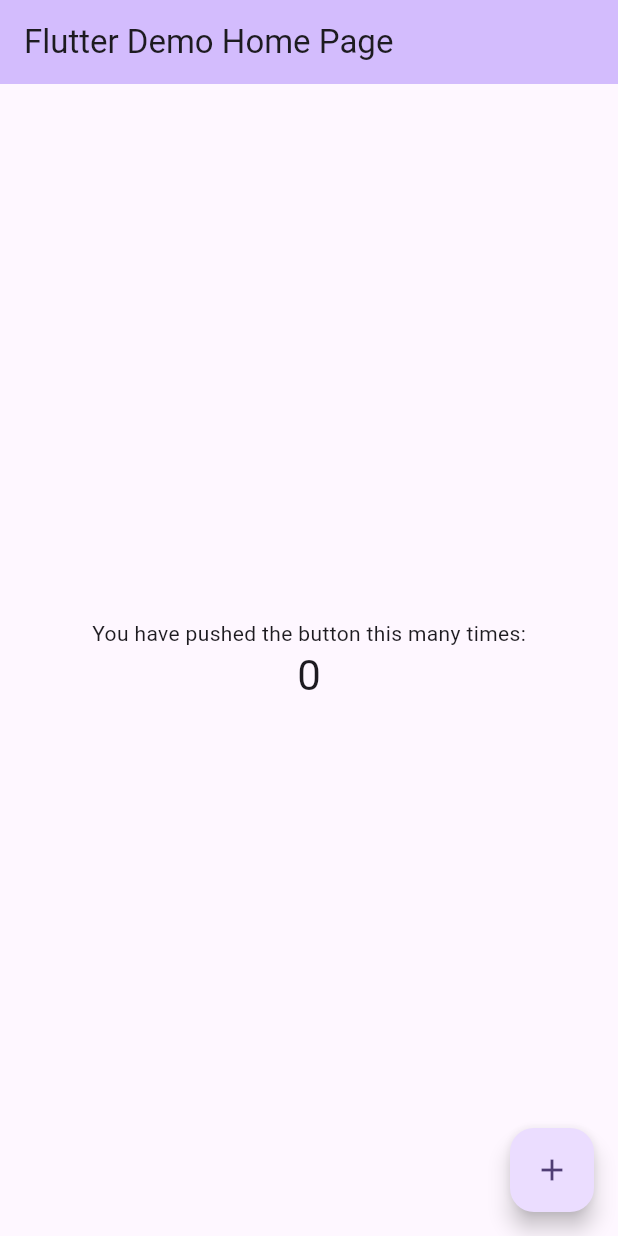
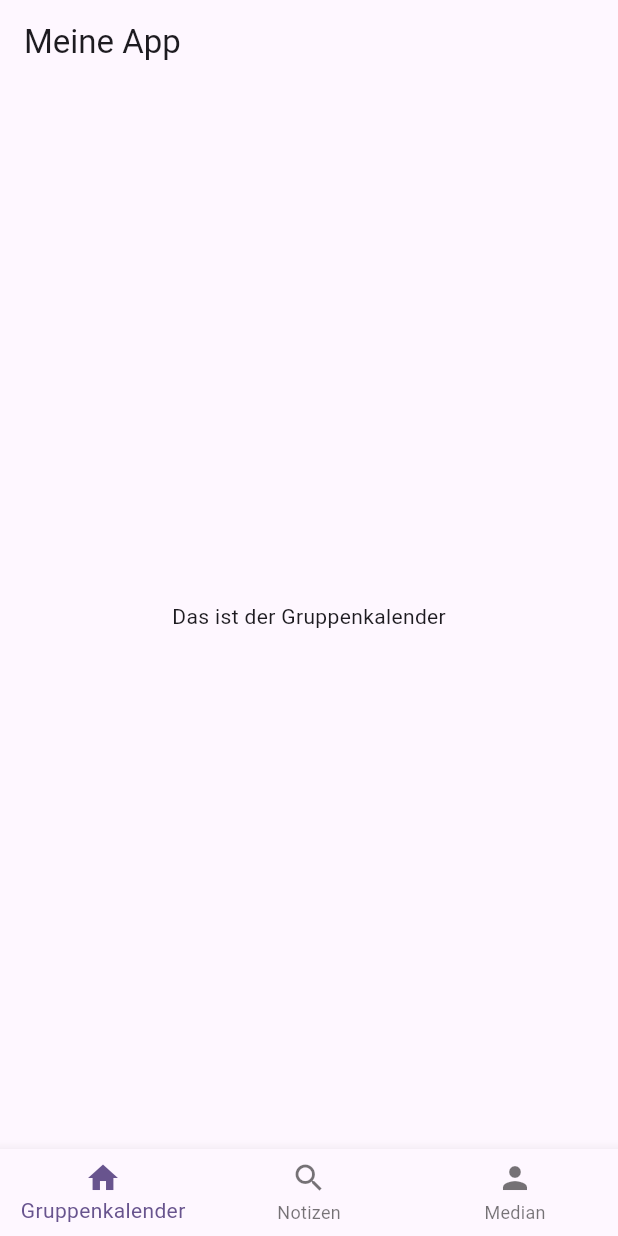
Before and after one commit to bafto/Konstudy, a Flutter app: the screen it shows after launch, on a phone screen of 412 x 824 dp. Run offline on Flutter 3.47's test engine with Material 3 defaults, Android fonts, the phone set to English and light mode, and no system bars.

Commit message:
group Page erstellt

```diff
--- a/lib/main.dart
+++ b/lib/main.dart
@@ -1,4 +1,5 @@
 import 'package:flutter/material.dart';
+import 'package:konstudy/pages/group_page.dart';
 
 void main() {
   runApp(const Konstudy());
@@ -30,7 +31,7 @@
         // tested with just a hot reload.
         colorScheme: ColorScheme.fromSeed(seedColor: Colors.deepPurple),
       ),
-      home: const MyHomePage(title: 'Flutter Demo Home Page'),
+      home: const GroupPage(),
     );
   }
 }
--- /dev/null
+++ b/lib/pages/groupCalendar_page.dart
@@ -0,0 +1,10 @@
+import 'package:flutter/cupertino.dart';
+
+class GroupCalendarPage extends StatelessWidget{
+  const GroupCalendarPage({super.key});
+
+  @override
+  Widget build(BuildContext context){
+    return Center(child: Text('Das ist der Gruppenkalender'));
+  }
+}
--- /dev/null
+++ b/lib/pages/group_page.dart
@@ -0,0 +1,45 @@
+import 'package:flutter/material.dart';
+import 'package:konstudy/pages/groupCalendar_page.dart';
+import 'package:konstudy/pages/medianCollection_page.dart';
+import 'package:konstudy/pages/noteCollection_page.dart';
+
+class GroupPage extends StatefulWidget{
+  const GroupPage({super.key});
+
+  @override
+  State<GroupPage> createState() => _GroupPageState();
+}
+
+class _GroupPageState extends State<GroupPage>{
+  int _selectedIndex = 0;
+
+  // Liste der Seiten, die angezeigt werden
+  static const List<Widget> _pages = <Widget>[
+    GroupCalendarPage(),
+    NoteCollectionPage(),
+    MedianCollectionPage(),
+  ];
+
+  void _onItemTapped(int index) {
+    setState(() {
+      _selectedIndex = index;
+    });
+  }
+
+  @override
+  Widget build(BuildContext context){
+    return Scaffold(
+      appBar: AppBar(title: const Text('Meine App')),
+      body: _pages[_selectedIndex],
+      bottomNavigationBar: BottomNavigationBar(
+        currentIndex: _selectedIndex,
+        onTap: _onItemTapped,
+        items: const [
+          BottomNavigationBarItem(icon: Icon(Icons.home), label: 'Gruppenkalender'),
+          BottomNavigationBarItem(icon: Icon(Icons.search), label: 'Notizen'),
+          BottomNavigationBarItem(icon: Icon(Icons.person), label: 'Median'),
+        ],
+      ),
+    );
+  }
+}
```
Also changed, not shown: lib/pages/medianCollection_page.dart (added, +10 -0 lines), lib/pages/noteCollection_page.dart (added, +10 -0 lines).
